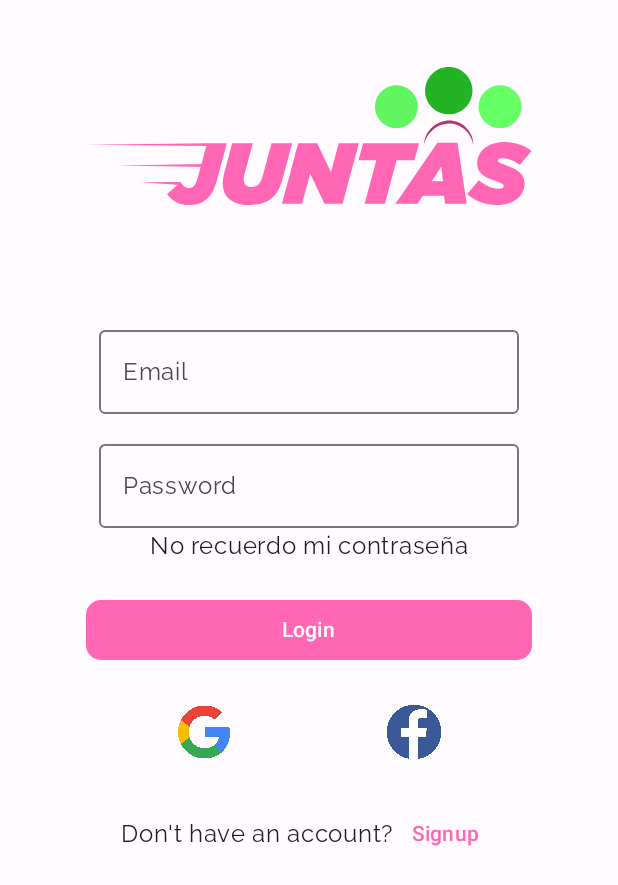
After one commit to cristiangranero90/juntas-mobile, an Android app built with Jetpack Compose: the LoginScreen screen opened through its navigation route, on a phone screen of 412 x 824 dp. The commit adds this screen. Shown: the top 885 px of the screen. Run offline under Robolectric (Android 15) with nearby library versions, the phone set to English and light mode, and no system bars; our stand-ins replace Dagger/Hilt's generated code, Firebase (no records; nobody signed in at launch, a user with empty details on screens opened directly).

Commit message:
Login Screen addded, Email+Password request

```diff
--- a/app/src/main/java/com/juntas/juntas_app/MainActivity.kt
+++ b/app/src/main/java/com/juntas/juntas_app/MainActivity.kt
@@ -34,6 +34,7 @@ class MainActivity : ComponentActivity() {
                     //ManyDialog(onDismiss = { /*TODO*/ })
                     Navigation()
 
+
                     //TripItemScreen(profileImage = "" , onBackPressed = { /*TODO*/ }, date = 123712368, userNameLast = "Last name")
 
                    //TripScreen({})
--- /dev/null
+++ b/app/src/main/java/com/juntas/juntas_app/login_screen/LoginScreen.kt
@@ -0,0 +1,167 @@
+package com.juntas.juntas_app.login_screen
+
+
+import android.widget.Toast
+import androidx.compose.foundation.Image
+import androidx.compose.foundation.clickable
+import androidx.compose.foundation.layout.Arrangement
+import androidx.compose.foundation.layout.Box
+import androidx.compose.foundation.layout.Column
+import androidx.compose.foundation.layout.Row
+import androidx.compose.foundation.layout.Spacer
+import androidx.compose.foundation.layout.fillMaxSize
+import androidx.compose.foundation.layout.fillMaxWidth
+import androidx.compose.foundation.layout.height
+import androidx.compose.foundation.layout.padding
+import androidx.compose.foundation.shape.CircleShape
+import androidx.compose.foundation.shape.RoundedCornerShape
+import androidx.compose.material3.Button
+import androidx.compose.material3.Icon
+import androidx.compose.material3.IconButton
+import androidx.compose.material3.OutlinedTextField
+import androidx.compose.material3.Text
+import androidx.compose.material3.TextButton
+import androidx.compose.runtime.Composable
+import androidx.compose.ui.Alignment
+import androidx.compose.ui.Modifier
+import androidx.compose.ui.draw.clip
+import androidx.compose.ui.graphics.Color
+import androidx.compose.ui.platform.LocalContext
+import androidx.compose.ui.res.painterResource
+import androidx.compose.ui.res.stringResource
+import androidx.compose.ui.text.input.PasswordVisualTransformation
+import androidx.compose.ui.tooling.preview.Preview
+import androidx.compose.ui.unit.dp
+import androidx.hilt.navigation.compose.hiltViewModel
+import com.juntas.juntas_app.R
+import com.juntas.juntas_app.login_screen.components.ForgotPasswordDialog
+import com.juntas.juntas_app.login_screen.domain.LoginError
+
+@Composable
+fun LoginScreen(
+    loginOk: () -> Unit,
+    modifier: Modifier = Modifier,
+    vm: LoginScreenViewModel = hiltViewModel()
+) {
+
+    val data = vm.state
+    val context = LocalContext.current
+
+    if(data.isLogin) {
+        loginOk()
+    }
+    if (data.error == LoginError.CREDENTIALS) {
+        Toast.makeText(context, "Error de credenciales, por favor inténtelo nuevamente mas tarde", Toast.LENGTH_SHORT).show()
+        vm.resetError()
+    }
+
+    if (data.error == LoginError.EMPTY) {
+        Toast.makeText(context, "Tenes que escribir el email y la contraseña", Toast.LENGTH_SHORT).show()
+        vm.resetError()
+    }
+    if (data.error == LoginError.FORGOT){
+        ForgotPasswordDialog(email = { vm.forgotPass(it) } )
+    }
+    if (data.error == LoginError.EMAIL) {
+        Toast.makeText(context, "No existe cuenta con ese email", Toast.LENGTH_SHORT).show()
+        vm.resetError()
+    }
+
+    Column(
+        modifier
+            .fillMaxSize()
+            .padding(20.dp),
+        verticalArrangement = Arrangement.Top,
+        horizontalAlignment = Alignment.CenterHorizontally
+    ) {
+        Box(
+            modifier = Modifier
+                .fillMaxWidth(0.8f)
+                .height(150.dp),
+            contentAlignment = Alignment.Center
+        ) {
+            Image(painterResource(id = R.drawable.logo_juntas) , contentDescription = "Juntas Logo")
+        }
+        Spacer(modifier = Modifier.height(50.dp))
+        OutlinedTextField(
+            value = data.email,
+            onValueChange = {vm.changeEmail(it)},
+            singleLine = true,
+            maxLines = 1,
+            placeholder = { Text(text = "Email")}
+
+        )
+        Spacer(modifier = Modifier.height(20.dp))
+        OutlinedTextField(
+            value = data.password,
+            onValueChange = { vm.changePass(it)},
+            singleLine = true,
+            maxLines = 1,
+            visualTransformation = PasswordVisualTransformation(),
+            placeholder = { Text(text = stringResource(R.string.password))}
+
+        )
+        Text(
+            text = "No recuerdo mi contraseña",
+            modifier = Modifier.clickable {
+                vm.recoveryPass()
+            }
+        )
+        Spacer(modifier = Modifier.height(20.dp))
+        Button(
+            modifier = Modifier.fillMaxWidth(0.8f),
+            shape = RoundedCornerShape(10.dp),
+            onClick = { vm.verify() }
+        ) {
+            Text(text = stringResource(R.string.login))
+        }
+        Spacer(modifier = Modifier.height(20.dp))
+        Row (
+            modifier = Modifier.fillMaxWidth(),
+            horizontalArrangement = Arrangement.SpaceEvenly,
+            verticalAlignment = Alignment.CenterVertically
+        ){
+            IconButton(
+                onClick = { /*TODO*/ },
+                modifier = Modifier.clip(CircleShape)
+            ) {
+                Icon(
+                    painterResource(id = R.drawable.google_icon),
+                    contentDescription = "Google Button",
+                    modifier = Modifier.fillMaxSize(),
+                    tint = Color.Unspecified
+                )
+            }
+            IconButton(
+                onClick = { /*TODO*/ },
+                modifier = Modifier.clip(CircleShape)
+            ) {
+                Icon(
+                    painterResource(id = R.drawable.facebook_icon),
+                    contentDescription = "Facebook Button",
+                    modifier = Modifier.fillMaxSize(),
+                    tint = Color.Unspecified
+                )
+            }
+        }
+        Spacer(modifier = Modifier.height(20.dp))
+        Row(
+            modifier = Modifier.fillMaxWidth(),
+            verticalAlignment = Alignment.CenterVertically,
+            horizontalArrangement = Arrangement.Center
+        )
+        {
+            Text(text = stringResource(R.string.not_account))
+            TextButton(onClick = { /*TODO*/ }) {
+                Text(text = stringResource(R.string.signup))
+            }
+        }
+    }
+}
+
+
+@Preview
+@Composable
+fun LoginScreenPreview() {
+    LoginScreen({})
+}
--- /dev/null
+++ b/app/src/main/java/com/juntas/juntas_app/login_screen/domain/LoginData.kt
@@ -0,0 +1,18 @@
+package com.juntas.juntas_app.login_screen.domain
+
+data class LoginData(
+    val email: String,
+    val password: String,
+    val isLogin: Boolean,
+    val ready: Boolean,
+    val error: LoginError
+)
+
+enum class LoginError {
+    NONE,
+    EMPTY,
+    SIGNUP,
+    CREDENTIALS,
+    FORGOT,
+    EMAIL
+}
--- a/app/src/main/java/com/juntas/juntas_app/shared_components/Navigation.kt
+++ b/app/src/main/java/com/juntas/juntas_app/shared_components/Navigation.kt
@@ -11,6 +11,7 @@ import androidx.navigation.compose.rememberNavController
 import com.juntas.juntas_app.home_screen.HomeScreen
 import com.juntas.juntas_app.journey_create_first.domain.JourneyCreate
 import com.juntas.juntas_app.journey_screen.presentation.JourneyScreen
+import com.juntas.juntas_app.login_screen.LoginScreen
 import com.juntas.juntas_app.preference_screen.presentation.PreferenceScreen
 import com.juntas.juntas_app.trip_screen.presentation.TripScreen
 
@@ -41,7 +42,7 @@ fun Navigation() {
 
     NavHost(
         navController = navController ,
-        startDestination = "journey_screen",
+        startDestination = "login_screen",
     ) {
         composable("journey_screen") {
             JourneyScreen(
@@ -81,5 +82,9 @@ fun Navigation() {
                 )
             }
         }
+
+        composable("login_screen") {
+            LoginScreen(loginOk = { navController.navigate("home_screen") })
+        }
     }
 }
--- a/app/src/main/res/values/strings.xml
+++ b/app/src/main/res/values/strings.xml
@@ -20,7 +20,7 @@
     <string name="accept">Accept</string>
     <string name="cancel">Cancel</string>
     <string name="adult">Adults</string>
-    <string name="minors">Childrens</string>
+    <string name="minors">Children</string>
     <string name="big_baggage">Big</string>
     <string name="medium_baggage">Medium</string>
     <string name="small_baggage">Small</string>
@@ -52,4 +52,8 @@
     <string name="driven_by">"Driven by "</string>
     <string name="loading">Loading…</string>
     <string name="drive_destiny">Drives to your destiny</string>
+    <string name="password">Password</string>
+    <string name="login">Login</string>
+    <string name="not_account">Don\'t have an account?</string>
+    <string name="signup">Signup</string>
 </resources>
--- a/build.gradle
+++ b/build.gradle
@@ -5,4 +5,5 @@ plugins {
     id 'org.jetbrains.kotlin.android' version '1.8.10' apply false
     id "com.google.dagger.hilt.android" version "2.44" apply false
     id 'com.google.android.libraries.mapsplatform.secrets-gradle-plugin' version '2.0.1' apply false
+    id 'com.google.gms.google-services' version '4.4.0' apply false
 }
```
Also changed, not shown: app/build.gradle (+7 -0 lines), app/src/main/java/com/juntas/juntas_app/home_screen/HomeScreen.kt (+14 -4 lines), app/src/main/java/com/juntas/juntas_app/login_screen/LoginScreenViewModel.kt (added, +95 -0 lines), app/src/main/java/com/juntas/juntas_app/login_screen/components/ForgotPasswordDialog.kt (added, +66 -0 lines), app/src/main/res/drawable/facebook_icon.png (added), app/src/main/res/drawable/google_icon.png (added), 3 other files.
